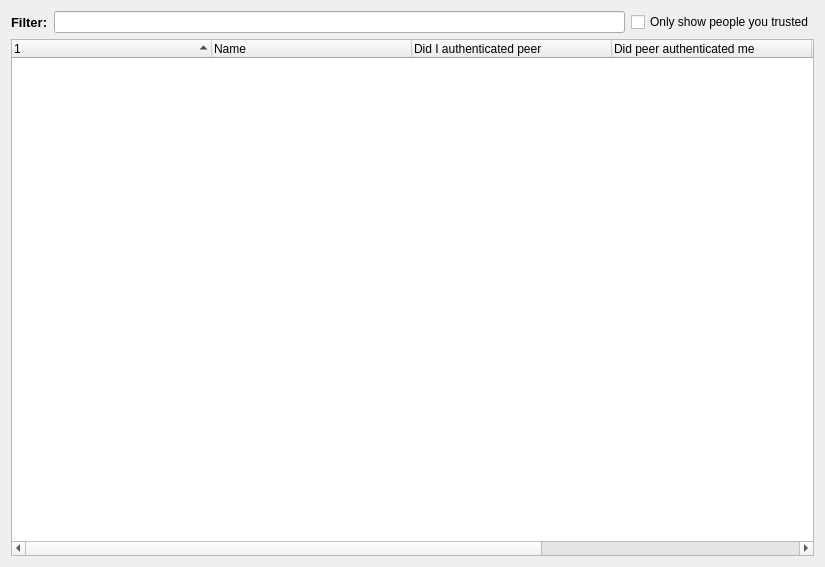
Qt form retroshare-gui/src/gui/NetworkDialog.ui (RetroShare/RetroShare) before a commit.
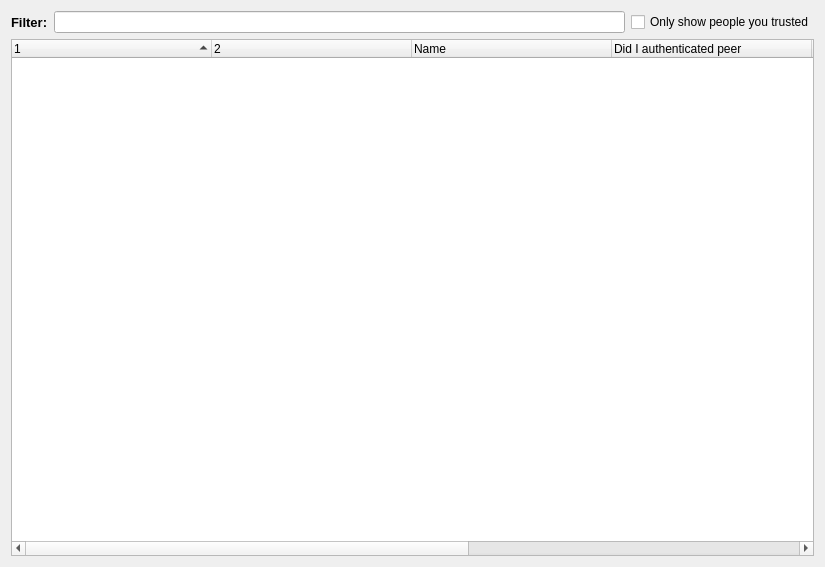
The same form after that commit. Icons and pictures are not drawn. Custom widgets are drawn as their Qt base class.

Commit message: Added "Send Message" functionality to NetworkDialog, to send a distant message to a known peer.

```diff
--- a/retroshare-gui/src/gui/NetworkDialog.ui
+++ b/retroshare-gui/src/gui/NetworkDialog.ui
@@ -10,8 +10,8 @@
     <height>567</height>
    </rect>
   </property>
-  <layout class="QVBoxLayout" name="verticalLayout">
-   <item>
+  <layout class="QGridLayout" name="gridLayout">
+   <item row="0" column="0">
     <layout class="QHBoxLayout" name="horizontalLayout">
      <item>
       <widget class="QLabel" name="titleBarLabel">
@@ -43,7 +43,7 @@
      </item>
     </layout>
    </item>
-   <item>
+   <item row="1" column="0">
     <widget class="QSplitter" name="splitter">
      <property name="orientation">
       <enum>Qt::Vertical</enum>
@@ -102,6 +102,11 @@
         <string/>
        </property>
       </column>
+      <column>
+       <property name="text">
+        <string/>
+       </property>
+      </column>
       <column>
        <property name="text">
         <string>Name</string>
```
The commit also changes 2 other files.
